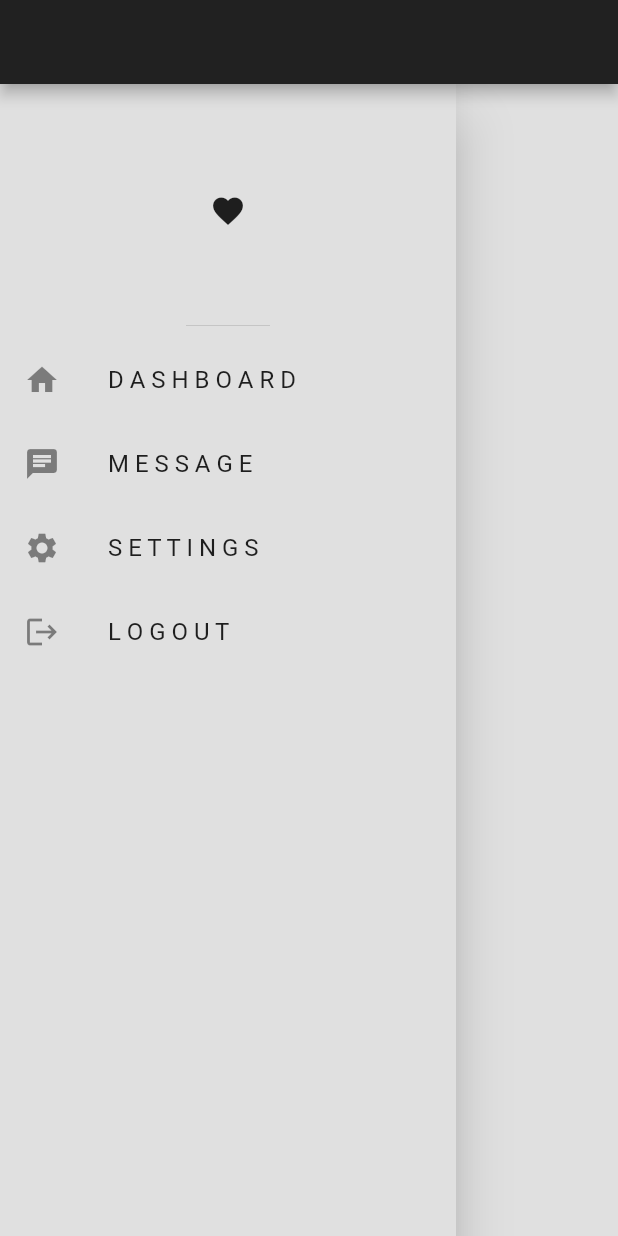
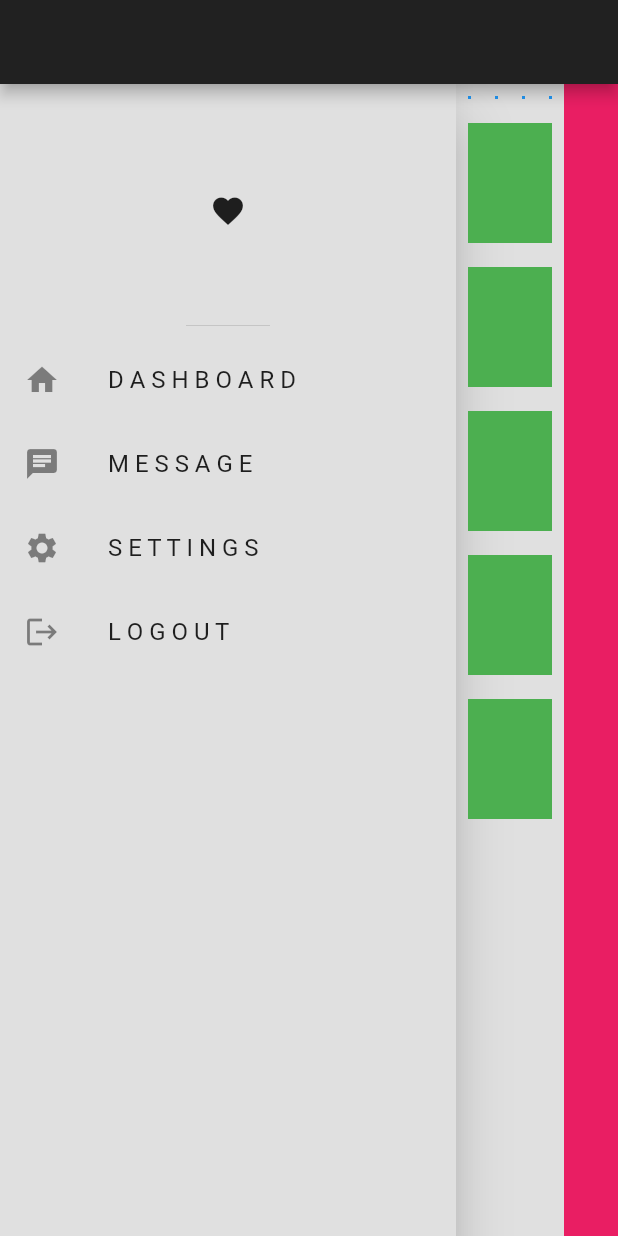
Before and after one commit to Sai-Gruheeth-N/flutter-responsive-dashboard, a Flutter app: the DesktopScaffold screen opened directly, on a phone screen of 412 x 824 dp. Run offline on Flutter 3.47's test engine with Material 2 defaults, Android fonts, the phone set to English and light mode, and no system bars.

Commit message:
Set responsive UI from tablet to desktop scaffold

```diff
--- a/lib/responsive/desktop_scaffold.dart
+++ b/lib/responsive/desktop_scaffold.dart
@@ -1,4 +1,6 @@
 import 'package:dashboard/constants.dart';
+import 'package:dashboard/util/my_box.dart';
+import 'package:dashboard/util/my_tile.dart';
 import 'package:flutter/material.dart';
 
 class DesktopScaffold extends StatefulWidget {
@@ -16,7 +18,56 @@ class _DesktopScaffoldState extends State<DesktopScaffold> {
       backgroundColor: myDefaultBackground,
       body: Row(
         children: [
+          // Open drawer
           myDrawer,
+
+          // Rest of the body
+          Expanded(
+            flex: 2,
+            child: Column(
+              children: [
+                // 4 boxes on the top
+                AspectRatio(
+                  aspectRatio: 4 / 1,
+                  child: SizedBox(
+                    width: double.infinity,
+                    child: GridView.builder(
+                      itemCount: 4,
+                      gridDelegate:
+                          const SliverGridDelegateWithFixedCrossAxisCount(
+                        crossAxisCount: 4,
+                      ),
+                      itemBuilder: (context, index) {
+                        return const MyBox();
+                      },
+                    ),
+                  ),
+                ),
+
+                // Tiles below it
+                Expanded(
+                  flex: 2,
+                  child: ListView.builder(
+                    itemCount: 5,
+                    itemBuilder: (context, index) {
+                      return const MyTile();
+                    },
+                  ),
+                ),
+              ],
+            ),
+          ),
+          Expanded(
+            child: Column(
+              children: [
+                Expanded(
+                  child: Container(
+                    color: Colors.pink,
+                  ),
+                ),
+              ],
+            ),
+          ),
         ],
       ),
     );
```
